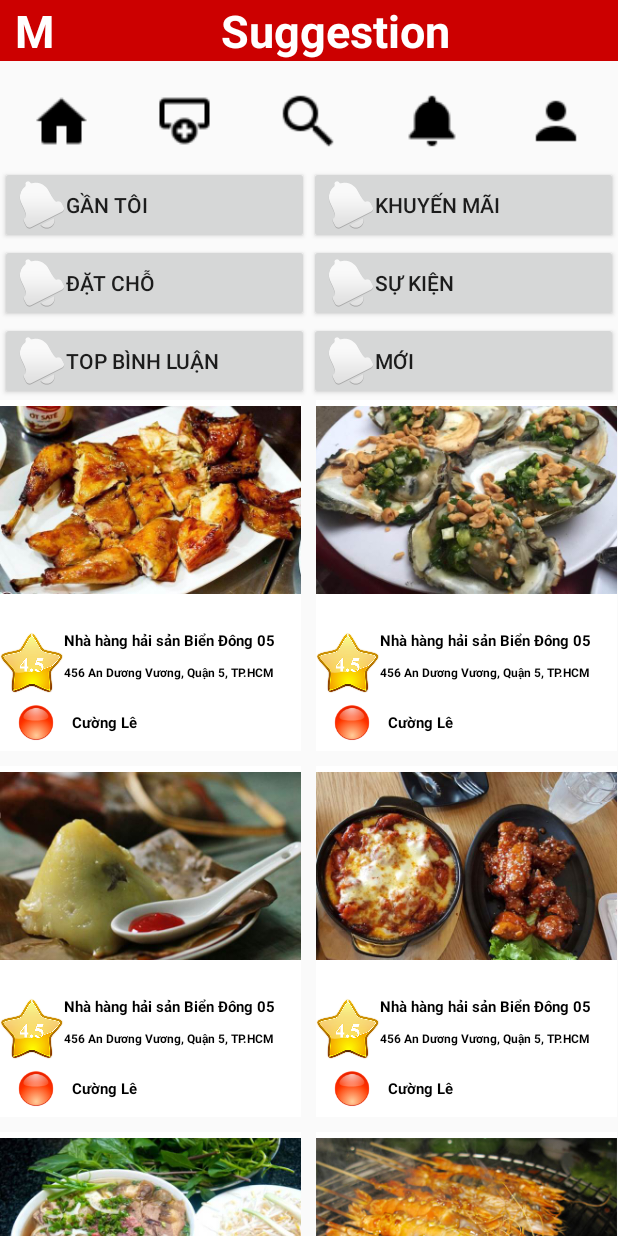
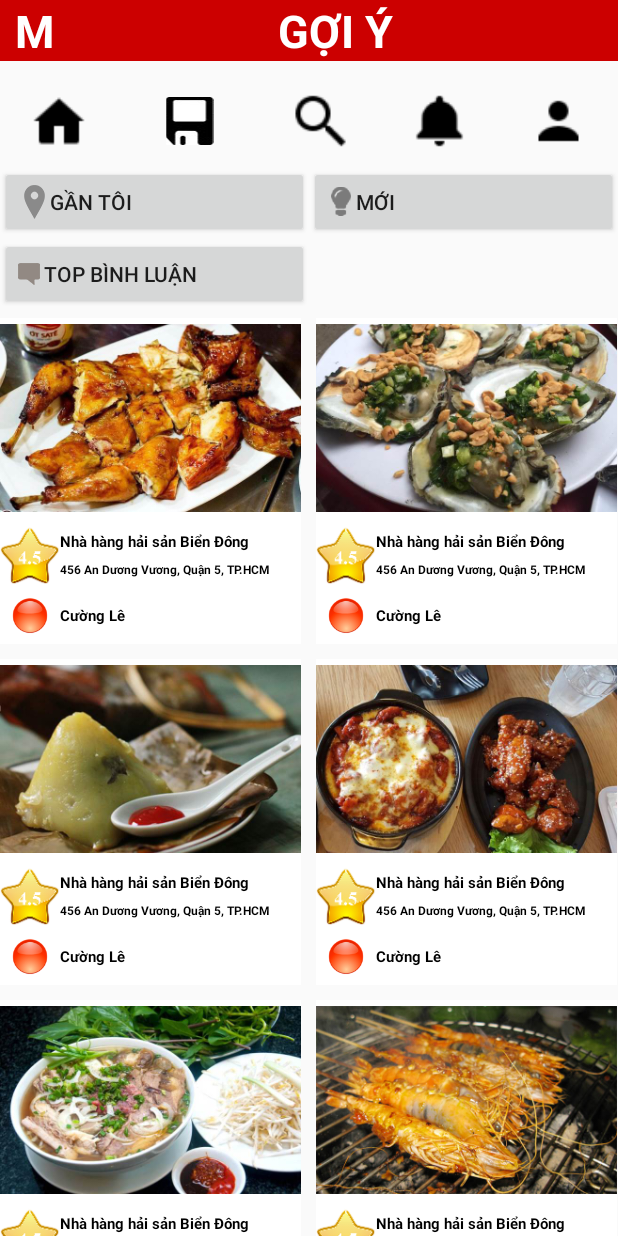
Before and after one commit to trandangai/MamMam, an Android app: the screen it shows after launch (SuggestionActivity), on a phone screen of 412 x 824 dp. Run offline under Robolectric (Android 15) with nearby library versions, the phone set to English and light mode, and no system bars.

Commit message:
Update Tạo layout Suggestion >> Push thêm Activity

```diff
--- a/app/src/main/res/layout/activity_suggestion.xml
+++ b/app/src/main/res/layout/activity_suggestion.xml
@@ -26,7 +26,7 @@
             android:textStyle="normal|bold" />
 
         <TextView
-            android:text="Suggestion"
+            android:text="@string/suggestion"
             android:layout_width="wrap_content"
             android:layout_height="wrap_content"
             android:id="@+id/textView9"
@@ -53,7 +53,8 @@
         <ImageView
             android:layout_width="wrap_content"
             android:layout_height="match_parent"
-            app:srcCompat="@mipmap/add"
+            android:padding="4dp"
+            app:srcCompat="@mipmap/icon_save"
             android:id="@+id/imageView7"
             android:layout_weight="1" />
 
@@ -94,43 +95,20 @@
                 android:text="@string/btn_near_me"
                 android:layout_width="match_parent"
                 android:layout_height="wrap_content"
-                android:drawableLeft="@android:drawable/ic_popup_reminder"
+                android:drawableLeft="@mipmap/location_near"
                 android:id="@+id/btnGanToi"
                 android:layout_weight="1"
                 android:gravity="left|center_vertical" />
 
             <Button
-                android:text="@string/btn_promotion"
+                android:text="@string/btn_new"
                 android:layout_width="match_parent"
                 android:layout_height="wrap_content"
-                android:drawableLeft="@android:drawable/ic_popup_reminder"
-                android:id="@+id/btnKhuyenMai"
-                android:layout_weight="1"
-                android:gravity="left|center_vertical" />
-        </LinearLayout>
-
-        <LinearLayout
-            android:orientation="horizontal"
-            android:layout_width="match_parent"
-            android:layout_height="wrap_content">
-
-            <Button
-                android:text="@string/btn_book_place"
-                android:layout_width="match_parent"
-                android:layout_height="wrap_content"
-                android:drawableLeft="@android:drawable/ic_popup_reminder"
-                android:id="@+id/btnDatCho"
+                android:drawableLeft="@mipmap/icon_tip"
+                android:id="@+id/btnMoi"
                 android:layout_weight="1"
                 android:gravity="left|center_vertical" />
 
-            <Button
-                android:text="@string/btn_event"
-                android:layout_width="match_parent"
-                android:drawableLeft="@android:drawable/ic_popup_reminder"
-                android:layout_height="wrap_content"
-                android:id="@+id/btnSuKien"
-                android:layout_weight="1"
-                android:gravity="left|center_vertical" />
         </LinearLayout>
 
         <LinearLayout
@@ -142,19 +120,26 @@
                 android:text="@string/btn_top_comment"
                 android:layout_width="match_parent"
                 android:layout_height="wrap_content"
-                android:drawableLeft="@android:drawable/ic_popup_reminder"
+                android:drawableLeft="@mipmap/icon_comment"
                 android:id="@+id/btnTopBinhLuan"
                 android:layout_weight="1"
                 android:gravity="left|center_vertical" />
 
             <Button
-                android:text="@string/btn_new"
                 android:layout_width="match_parent"
                 android:layout_height="wrap_content"
-                android:drawableLeft="@android:drawable/ic_popup_reminder"
-                android:id="@+id/btnMoi"
+                android:id="@+id/blankBtn"
+                android:background="@null"
+                android:enabled="false"
                 android:layout_weight="1"
                 android:gravity="left|center_vertical" />
+
+        </LinearLayout>
+
+        <LinearLayout
+            android:orientation="horizontal"
+            android:layout_width="match_parent"
+            android:layout_height="wrap_content">
         </LinearLayout>
     </LinearLayout>
 
@@ -163,6 +148,7 @@
         android:id="@+id/gridSuggest"
         android:verticalSpacing="10dp"
         android:horizontalSpacing="10dp"
+        android:layout_marginTop="5dp"
         android:layout_height="match_parent"
         android:numColumns="2"/>
 </LinearLayout>
--- a/app/src/main/res/layout/griditemlayout.xml
+++ b/app/src/main/res/layout/griditemlayout.xml
@@ -13,15 +13,15 @@
         android:id="@+id/imgGridItem" />
 
     <LinearLayout
-        android:paddingTop="20dp"
         android:orientation="horizontal"
         android:layout_width="match_parent"
+        android:layout_marginTop="3dp"
         android:layout_height="wrap_content">
 
         <LinearLayout
             android:orientation="vertical"
             android:gravity="center"
-            android:layout_width="wrap_content"
+            android:layout_width="40dp"
             android:layout_height="wrap_content">
 
             <ImageView
@@ -37,9 +37,10 @@
             android:layout_height="match_parent">
 
             <TextView
-                android:text="Nhà hàng hải sản Biển Đông 05"
+                android:text="Nhà hàng hải sản Biển Đông"
                 android:layout_width="wrap_content"
                 android:layout_height="wrap_content"
+                android:paddingTop="5dp"
                 android:id="@+id/textView7"
                 android:layout_weight="1"
                 android:textColor="#000000"
@@ -64,7 +65,7 @@
         android:layout_height="wrap_content">
 
         <ImageView
-            android:layout_width="48dp"
+            android:layout_width="40dp"
             android:layout_height="38dp"
             app:srcCompat="@mipmap/redpoint"
             android:id="@+id/imageView5" />
@@ -74,7 +75,6 @@
             android:layout_width="wrap_content"
             android:layout_height="match_parent"
             android:id="@+id/textView8"
-            android:layout_weight="1"
             android:textColor="#000000"
             android:textSize="10sp"
             android:gravity="left|center_vertical"
--- a/app/src/main/res/values/strings.xml
+++ b/app/src/main/res/values/strings.xml
@@ -3,13 +3,14 @@
     <string name="mammam">MAM MAM</string>
     <string name="version">VERSION 1.0 BETA</string>
     <string name="DevTeam">ACDP</string>
-    <string name="loading">Loading...</string>
+    <string name="loading">Đang tải...</string>
     <string name="btn_near_me">Gần tôi</string>
     <string name="btn_promotion">Khuyến mãi</string>
     <string name="btn_book_place">Đặt chỗ</string>
     <string name="btn_event">Sự kiện</string>
     <string name="btn_top_comment">Top bình luận</string>
     <string name="btn_new">Mới</string>
+    <string name="suggestion">GỢI Ý</string>
     <string name="gioithieu">Nhà hàng hải sản Biển Đông 05 là một trong chuỗi các nhà hàng của
     công ty TNHH Biển Đông. Chúng tôi nhận tổ chức các sự kiện như cưới hỏi, sinh nhật,tiệc họp mặt.
     Chúng tôi luôn cam kết về chất lượng món ăn, cũng như tiêu chí an toàn vệ sinh thực phẩm</string>
```
Also changed, not shown: app/src/main/res/mipmap-hdpi/ic_collection.png (added), app/src/main/res/mipmap-hdpi/icon_comment.png (added), app/src/main/res/mipmap-hdpi/icon_follow_p.png (added), app/src/main/res/mipmap-hdpi/icon_save.jpg (added), app/src/main/res/mipmap-hdpi/icon_tip.png (added), app/src/main/res/mipmap-hdpi/location_near.png (added).
